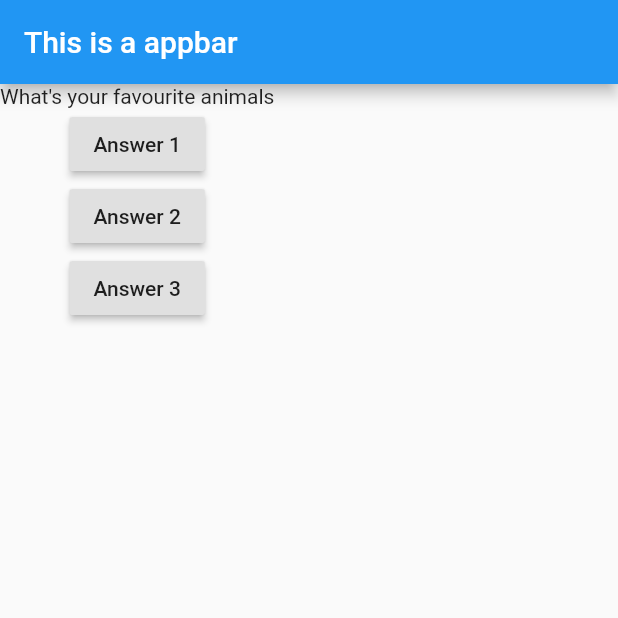
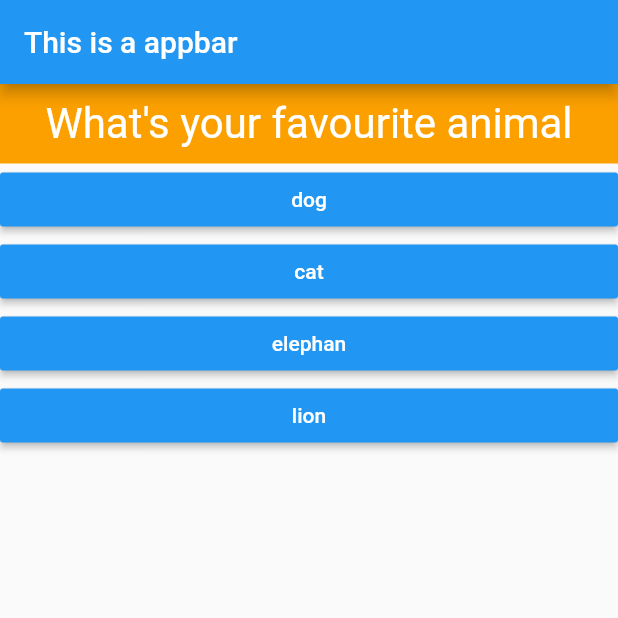
Before and after one commit to boybeo68/learn-flutter, a Flutter app: the screen it shows after launch, on a phone screen of 412 x 824 dp, the top half of it. Run offline on Flutter 3.47's test engine with Material 2 defaults, Android fonts, the phone set to English and light mode, and no system bars.

Commit message:
show list question

```diff
--- /dev/null
+++ b/lib/answer.dart
@@ -0,0 +1,20 @@
+import 'package:flutter/material.dart';
+
+class Answer extends StatelessWidget {
+  final VoidCallback selectHandler;
+  final String textAnswer;
+  Answer(this.selectHandler, this.textAnswer);
+
+  @override
+  Widget build(BuildContext context) {
+    return Container(
+      child: RaisedButton(
+        onPressed: selectHandler,
+        child: Text(textAnswer),
+        color: Colors.blue,
+        textColor: Colors.white,
+      ),
+      width: double.infinity,
+    );
+  }
+}
--- a/lib/main.dart
+++ b/lib/main.dart
@@ -1,4 +1,6 @@
 import 'package:flutter/material.dart';
+import './question.dart';
+import './answer.dart';
 
 void main() => runApp(MyApp());
 
@@ -8,12 +10,12 @@ class MyApp extends StatefulWidget {
 }
 
 class _MyAppState extends State<MyApp> {
-  int questionIndex = 0;
+  int _questionIndex = 0;
 
-  void answerQuestion() {
-    print(questionIndex);
+  void _answerQuestion() {
+    print(_questionIndex);
     setState(() {
-      questionIndex = (questionIndex + 1) % 2;
+      _questionIndex = (_questionIndex + 1) % 2;
     });
   }
 
@@ -21,8 +23,18 @@ class _MyAppState extends State<MyApp> {
   @override
   Widget build(BuildContext context) {
     var questions = [
-      'What\'s your favourite animals',
-      'What\'s you favourite color'
+      {
+        'questionText': 'What\'s your favourite animal',
+        'answer': ['dog', 'cat', 'elephan', 'lion']
+      },
+      {
+        'questionText': 'What\'s your favourite color',
+        'answer': ['red', 'blue', 'pink', 'orange']
+      },
+      {
+        'questionText': 'What\'s your favourite intrucstion',
+        'answer': ['Tung', 'Tung', 'Tung', 'Tùng']
+      },
     ];
     return MaterialApp(
       title: 'Flutter Demo',
@@ -44,21 +56,10 @@ class _MyAppState extends State<MyApp> {
         ),
         body: Column(
           children: [
-            Text(questions[questionIndex]),
-            RaisedButton(
-              onPressed: answerQuestion,
-              child: Text('Answer 1'),
-            ),
-            RaisedButton(
-              onPressed: () {
-                print('trả lời 2');
-              },
-              child: Text('Answer 2'),
-            ),
-            RaisedButton(
-              onPressed: () => print('trả lời 3'),
-              child: Text('Answer 3'),
-            ),
+            Question(questions[_questionIndex]['questionText'] as String),
+            ...(questions[_questionIndex]['answer'] as List<String>)
+                .map((e) => Answer(_answerQuestion, e))
+                .toList(),
           ],
         ),
       ),
--- /dev/null
+++ b/lib/question.dart
@@ -0,0 +1,20 @@
+import 'package:flutter/material.dart';
+
+class Question extends StatelessWidget {
+  final String questionText;
+  Question(this.questionText);
+
+  @override
+  Widget build(BuildContext context) {
+    return Container(
+      child: Text(
+        questionText,
+        style: TextStyle(fontSize: 28, color: Colors.white),
+        textAlign: TextAlign.center,
+      ),
+      width: double.infinity,
+      color: Color.fromARGB(255, 252, 160, 0),
+      padding: EdgeInsets.all(10),
+    );
+  }
+}
```
